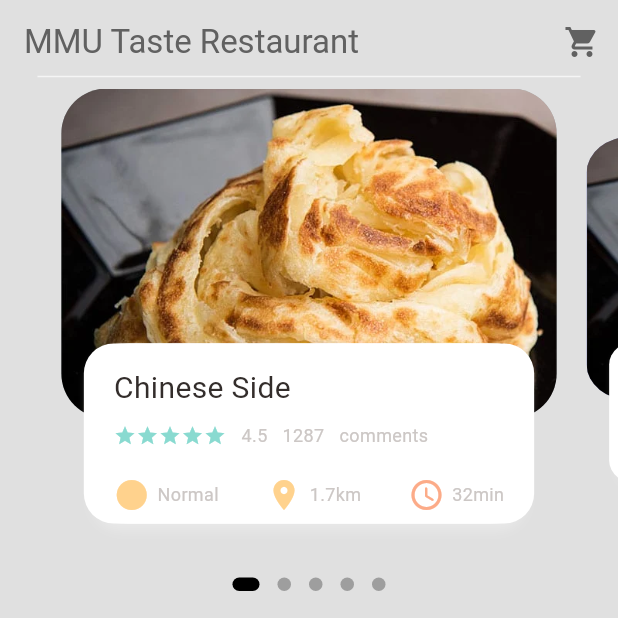
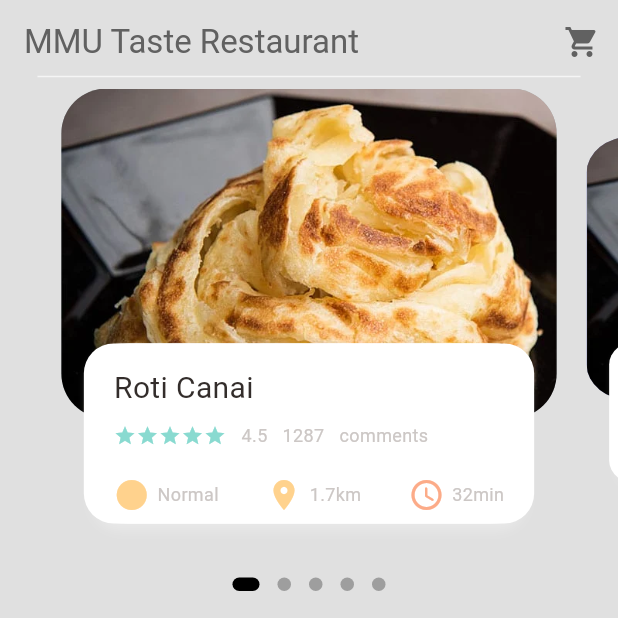
Before and after one commit to YongXianShen/GitExercise-TT3L-08, a Flutter app: the screen it shows after launch, after a tap on "Food Delivery", on a phone screen of 412 x 824 dp, the top half of it. Run offline on Flutter 3.47's test engine with Material 3 defaults, Android fonts, the light colour scheme and no system bars; drawn by our look-alikes of dots_indicator; our stand-ins replace cloud_firestore, connectivity_plus, firebase_auth, firebase_core, firebase_database, flutter_credit_card and 3 more; missing offline and left inert: flutter_polyline_points, google_maps_flutter_platform_interface; accounts and stored records are empty.

Commit message:
the scroll post

```diff
--- a/lib/food/pages/scroll right.dart
+++ b/lib/food/pages/scroll right.dart
@@ -1,5 +1,7 @@
 import 'package:dots_indicator/dots_indicator.dart';
 import 'package:flutter/material.dart';
+import 'package:mmusuperapp/food/models/food.dart';
+import 'package:mmusuperapp/food/pages/food_page.dart';
 
 import 'package:mmusuperapp/food/widget/bigtext.dart';
 import 'package:mmusuperapp/food/widget/iconandtext.dart';
@@ -17,6 +19,22 @@ class _FoodPageBodyState extends State<FoodPageBody> {
   var _currPageValue = 0.0;
   double _scaleFactor = 0.8;
   double _height = 320;
+
+  List<String> imagePaths = [
+    "lib/food/images/roti-canai-roti-paratha-roti-prata.webp",
+    "lib/food/images/roti-canai-roti-paratha-roti-prata.webp",
+    "lib/food/images/Untitled1.jpeg",
+    "lib/food/images/Untitled.jpeg",
+    "lib/food/images/Untitled.jpeg",
+  ];
+
+  List<String> foodNames = [
+    "Roti Canai",
+    "Roti Telur",
+    "Teh Tarik",
+    "Nasi Lemak Biasa",
+    "Nasi Lemak Ayam",
+  ];
 
   @override
   void initState() {
@@ -45,14 +63,14 @@ class _FoodPageBodyState extends State<FoodPageBody> {
           height: 320,
           child: PageView.builder(
             controller: pageController,
-            itemCount: 5,
+            itemCount: imagePaths.length,
             itemBuilder: (context, position) {
               return _buildPageItem(position);
             }
           ),
         ),
         DotsIndicator(
-        dotsCount: 5,
+        dotsCount: imagePaths.length,
         position: _currPageValue,
         decorator: DotsDecorator(
           activeColor: Colors.black,
@@ -102,7 +120,7 @@ class _FoodPageBodyState extends State<FoodPageBody> {
             image: DecorationImage(
               fit: BoxFit.cover,
               image: AssetImage(
-                "lib/food/images/roti-canai-roti-paratha-roti-prata.webp",
+                imagePaths[index],
 
 
               )
@@ -138,7 +156,7 @@ class _FoodPageBodyState extends State<FoodPageBody> {
               child: Column(
                 crossAxisAlignment: CrossAxisAlignment.start,
                 children: [
-                  BigText(text: "Chinese Side"),
+                  BigText(text: foodNames[index]),
                   SizedBox(height: 10,),
                   Row(
                     children: [
```
